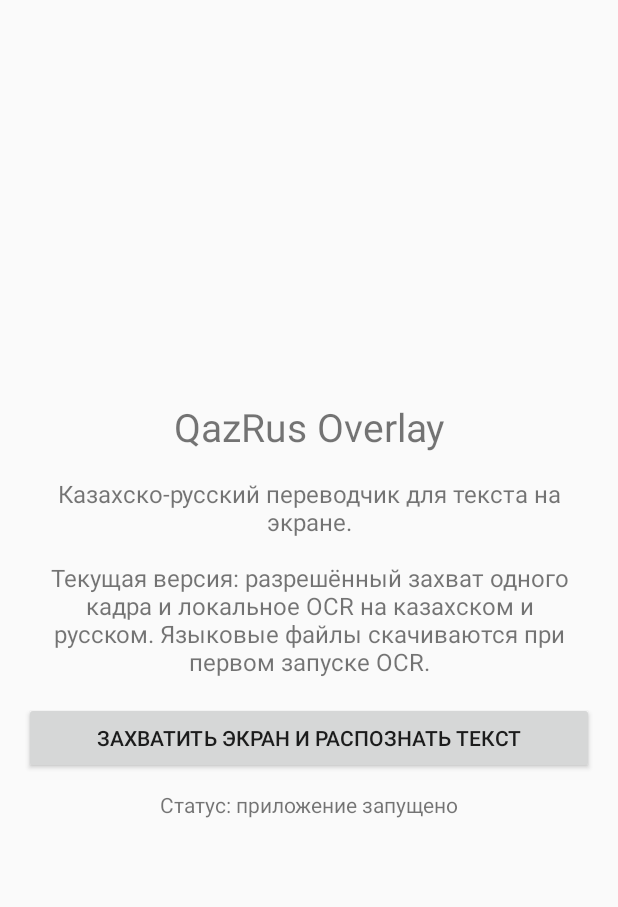
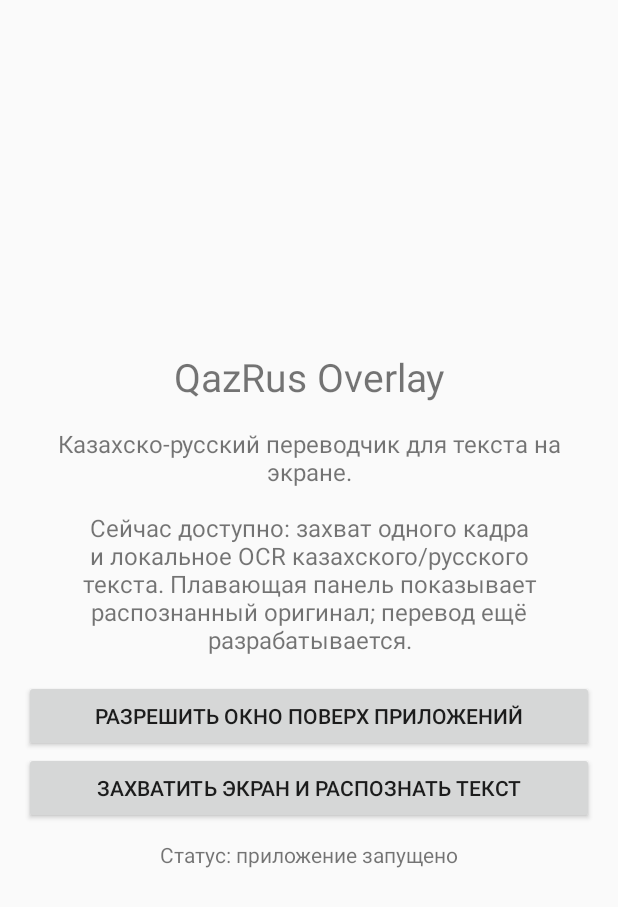
Before and after one commit to burovm079-dot/perevodchick, an Android app: the screen it shows after launch (MainActivity), on a phone screen of 412 x 824 dp. Shown: the top 907 px of the screen. Run offline under Robolectric (Android 15) with nearby library versions, the phone set to English and light mode, and no system bars.

Commit message:
Add user-controlled overlay permission flow

```diff
--- a/app/src/main/java/com/qazrus/overlay/MainActivity.kt
+++ b/app/src/main/java/com/qazrus/overlay/MainActivity.kt
@@ -6,8 +6,10 @@ import android.content.Context
 import android.content.Intent
 import android.content.IntentFilter
 import android.media.projection.MediaProjectionManager
+import android.net.Uri
 import android.os.Build
 import android.os.Bundle
+import android.provider.Settings
 import android.view.Gravity
 import android.view.ViewGroup
 import android.widget.Button
@@ -16,6 +18,7 @@ import android.widget.TextView
 
 class MainActivity : Activity() {
     private lateinit var status: TextView
+    private lateinit var overlayButton: Button
     private lateinit var captureManager: MediaProjectionManager
 
     private val ocrReceiver = object : BroadcastReceiver() {
@@ -34,22 +37,33 @@ class MainActivity : Activity() {
             textSize = 26f
             gravity = Gravity.CENTER
         }
-
         val description = TextView(this).apply {
-            text = "Казахско-русский переводчик для текста на экране.\n\nТекущая версия: разрешённый захват одного кадра и локальное OCR на казахском и русском. Языковые файлы скачиваются при первом запуске OCR."
+            text = "Казахско-русский переводчик для текста на экране.\n\nСейчас доступно: захват одного кадра и локальное OCR казахского/русского текста. Плавающая панель показывает распознанный оригинал; перевод ещё разрабатывается."
             textSize = 16f
             gravity = Gravity.CENTER
             setPadding(24, 24, 24, 24)
         }
-
         status = TextView(this).apply {
             text = "Статус: приложение запущено"
             textSize = 14f
             gravity = Gravity.CENTER
             setPadding(8, 16, 8, 16)
         }
-
-        val button = Button(this).apply {
+        overlayButton = Button(this).apply {
+            text = "Разрешить окно поверх приложений"
+            setOnClickListener {
+                if (!Settings.canDrawOverlays(this@MainActivity)) {
+                    val permissionIntent = Intent(
+                        Settings.ACTION_MANAGE_OVERLAY_PERMISSION,
+                        Uri.parse("package:$packageName")
+                    )
+                    startActivity(permissionIntent)
+                } else {
+                    status.text = "Разрешение на плавающее окно уже выдано."
+                }
+            }
+        }
+        val captureButton = Button(this).apply {
             text = "Захватить экран и распознать текст"
             setOnClickListener {
                 status.text = "Ожидаю разрешение Android…"
@@ -57,30 +71,18 @@ class MainActivity : Activity() {
                 startActivityForResult(captureManager.createScreenCaptureIntent(), REQUEST_CAPTURE)
             }
         }
-
         val layout = LinearLayout(this).apply {
             orientation = LinearLayout.VERTICAL
             gravity = Gravity.CENTER
             setPadding(24, 32, 24, 32)
-            addView(title, LinearLayout.LayoutParams(
-                ViewGroup.LayoutParams.MATCH_PARENT,
-                ViewGroup.LayoutParams.WRAP_CONTENT
-            ))
-            addView(description, LinearLayout.LayoutParams(
-                ViewGroup.LayoutParams.MATCH_PARENT,
-                ViewGroup.LayoutParams.WRAP_CONTENT
-            ))
-            addView(button, LinearLayout.LayoutParams(
-                ViewGroup.LayoutParams.MATCH_PARENT,
-                ViewGroup.LayoutParams.WRAP_CONTENT
-            ))
-            addView(status, LinearLayout.LayoutParams(
-                ViewGroup.LayoutParams.MATCH_PARENT,
-                ViewGroup.LayoutParams.WRAP_CONTENT
-            ))
+            addView(title, matchWrap())
+            addView(description, matchWrap())
+            addView(overlayButton, matchWrap())
+            addView(captureButton, matchWrap())
+            addView(status, matchWrap())
         }
-
         setContentView(layout)
+        updateOverlayButton()
         val filter = IntentFilter(ScreenCaptureService.ACTION_OCR_RESULT)
         if (Build.VERSION.SDK_INT >= 33) {
             registerReceiver(ocrReceiver, filter, Context.RECEIVER_NOT_EXPORTED)
@@ -90,11 +92,28 @@ class MainActivity : Activity() {
         }
     }
 
+    private fun matchWrap() = LinearLayout.LayoutParams(
+        ViewGroup.LayoutParams.MATCH_PARENT,
+        ViewGroup.LayoutParams.WRAP_CONTENT
+    )
+
+    private fun updateOverlayButton() {
+        overlayButton.text = if (Settings.canDrawOverlays(this)) {
+            "Плавающее окно разрешено"
+        } else {
+            "Разрешить окно поверх приложений"
+        }
+    }
+
+    override fun onResume() {
+        super.onResume()
+        if (::overlayButton.isInitialized) updateOverlayButton()
+    }
+
     @Deprecated("Deprecated by Android, retained for broad device compatibility")
     override fun onActivityResult(requestCode: Int, resultCode: Int, data: Intent?) {
         super.onActivityResult(requestCode, resultCode, data)
         if (requestCode != REQUEST_CAPTURE) return
-
         if (resultCode == RESULT_OK && data != null) {
             val serviceIntent = Intent(this, ScreenCaptureService::class.java).apply {
                 putExtra(ScreenCaptureService.EXTRA_RESULT_CODE, resultCode)
```
